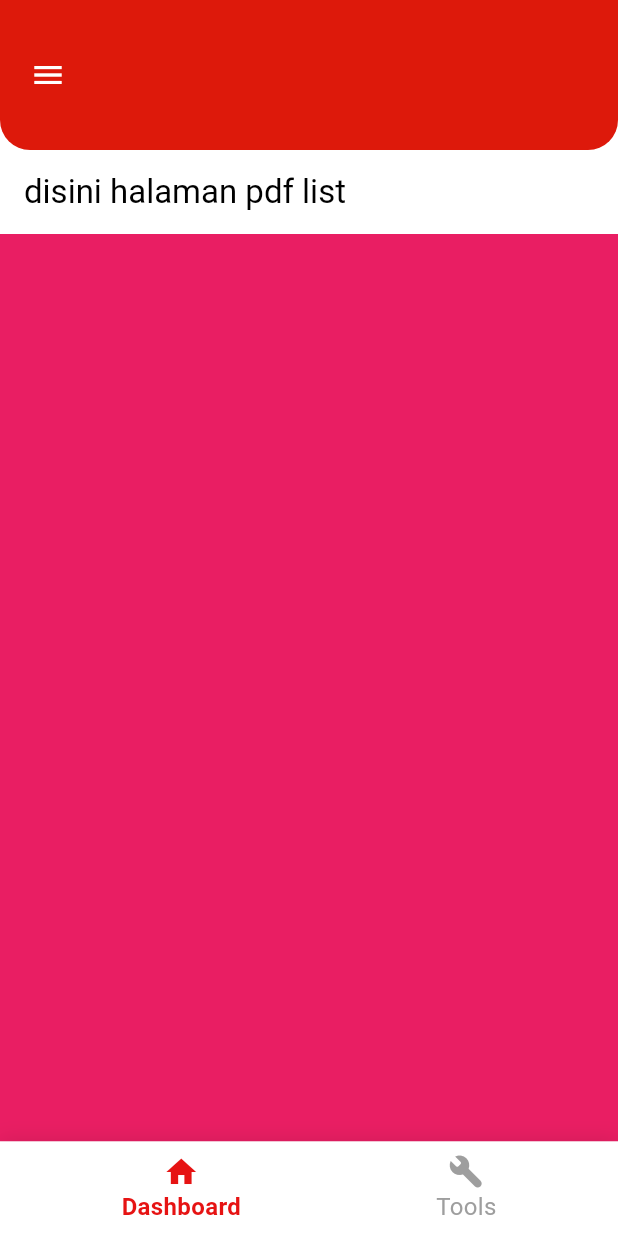
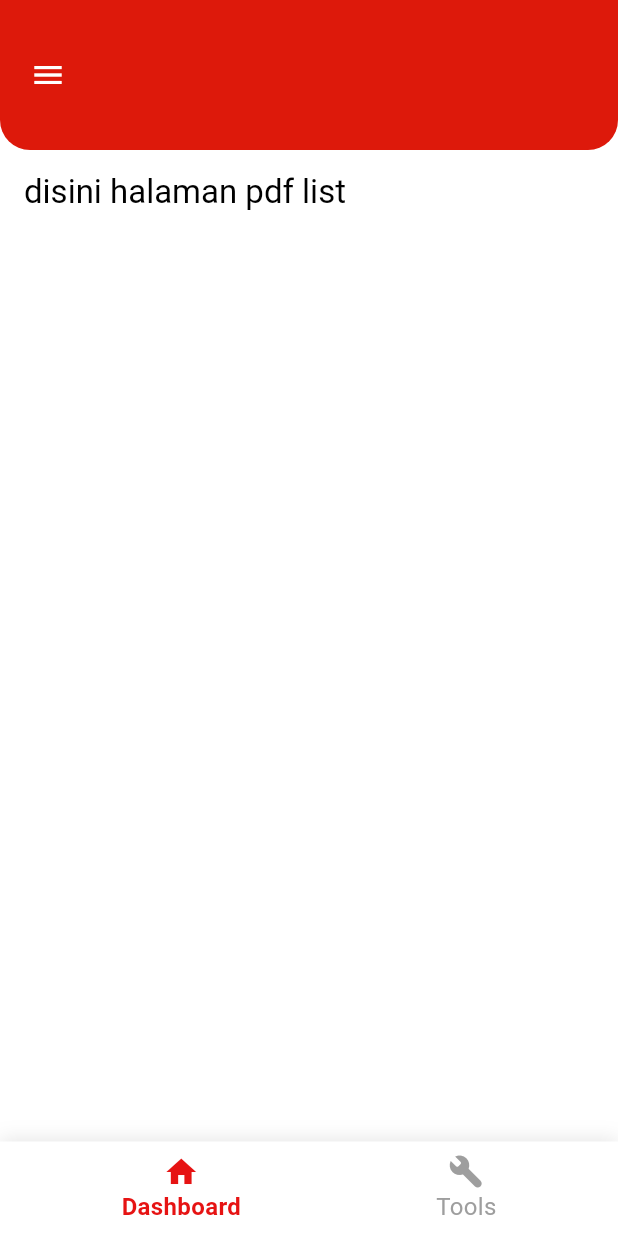
Before and after one commit to mkdm54/easyPDF-app, a Flutter app: the screen it shows after launch, on a phone screen of 412 x 824 dp. Run offline on Flutter 3.47's test engine with Material 3 defaults, Android fonts, the phone set to English and light mode, and no system bars; our stand-ins replace flutter_svg, video_player.

Commit message:
ADD : membuat placeholder yang akan menampilkanpdf list

```diff
--- a/lib/screens/dashboard.dart
+++ b/lib/screens/dashboard.dart
@@ -1,6 +1,6 @@
 // dashboard.dart
 import 'package:flutter/material.dart';
-import 'package:easy_pdf/screens/pdf_list_widget.dart';
+import 'package:easy_pdf/screens/pdf_list.dart';
 import 'package:easy_pdf/widgets/custom_bottom_navbar.dart';
 import 'package:easy_pdf/screens/tools_menu_page.dart';
 import 'package:easy_pdf/widgets/custom_app_bar.dart';
--- a/lib/screens/pdf_list_widget.dart
+++ b/lib/screens/pdf_list.dart
@@ -10,6 +10,12 @@ class PdfListWidget extends StatefulWidget {
 class _PdfListWidgetState extends State<PdfListWidget> {
   @override
   Widget build(BuildContext context) {
-    return Scaffold(appBar: AppBar(title: Text('disini halaman pdf list')), backgroundColor: Colors.pink);
+    return Scaffold(
+      appBar: AppBar(
+        title: Text('disini halaman pdf list'),
+        backgroundColor: Colors.white,
+      ),
+      backgroundColor: Colors.white,
+    );
   }
 }
```
